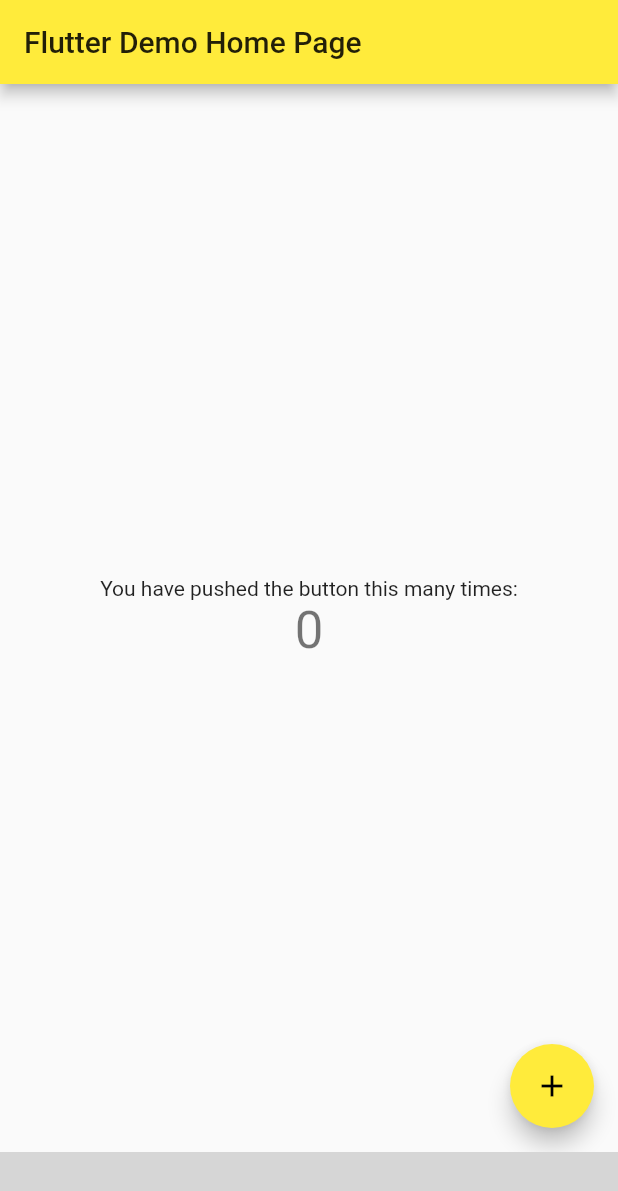
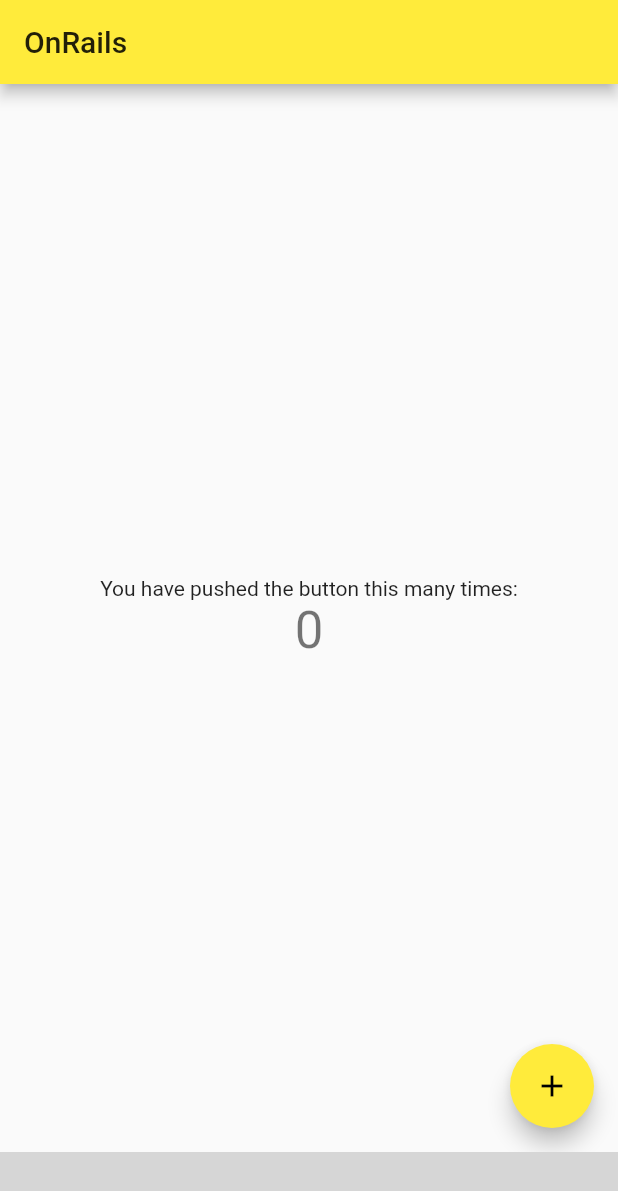
Before and after one commit to SomHackathon2020/onrails-fe, a Flutter app: the screen it shows after launch, on a phone screen of 412 x 824 dp. Shown: the top 1191 px of the screen. Run offline on Flutter 3.47's test engine with Material 2 defaults, Android fonts, the phone set to English and light mode, and no system bars; grey boxes are pictures that could not be loaded.

```diff
--- a/on_rails_app/lib/main.dart
+++ b/on_rails_app/lib/main.dart
@@ -21,7 +21,7 @@ class MyApp extends StatelessWidget {
         // is not restarted.
         primarySwatch: Colors.yellow,
       ),
-      home: MyHomePage(title: 'Flutter Demo Home Page'),
+      home: MyHomePage(title: 'OnRails'),
     );
   }
 }
```
